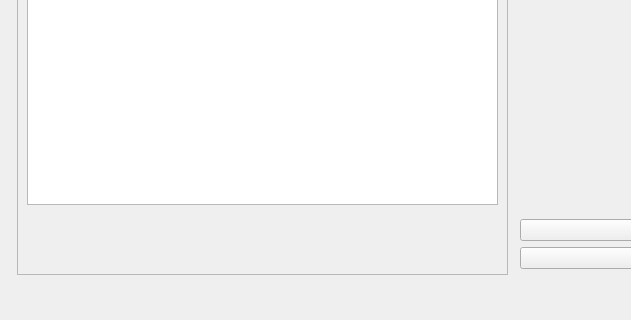
m21-cerutti/ProjetTech2019_Robot, file windows/cameraparamdialog.ui: the form before one commit; both pictures show x 0 to 631 and y 495 to 815 of the 1022 by 815 pixel window.
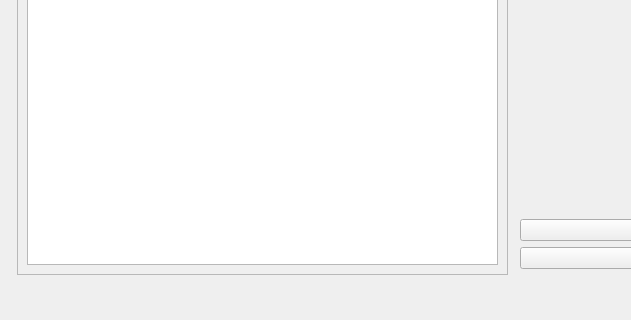
The form after the commit.

```diff
--- a/windows/cameraparamdialog.ui
+++ b/windows/cameraparamdialog.ui
@@ -158,32 +158,6 @@
          </rect>
         </property>
         <layout class="QGridLayout" name="gridLayout">
-         <item row="5" column="0">
-          <widget class="QLabel" name="print_distcoeffs">
-           <property name="sizePolicy">
-            <sizepolicy hsizetype="Fixed" vsizetype="Fixed">
-             <horstretch>0</horstretch>
-             <verstretch>0</verstretch>
-            </sizepolicy>
-           </property>
-           <property name="text">
-            <string/>
-           </property>
-          </widget>
-         </item>
-         <item row="2" column="0">
-          <widget class="QLabel" name="print_images">
-           <property name="sizePolicy">
-            <sizepolicy hsizetype="Fixed" vsizetype="Fixed">
-             <horstretch>0</horstretch>
-             <verstretch>0</verstretch>
-            </sizepolicy>
-           </property>
-           <property name="text">
-            <string/>
-           </property>
-          </widget>
-         </item>
          <item row="0" column="0">
           <widget class="QLabel" name="label_2">
            <property name="sizePolicy">
@@ -197,19 +171,6 @@
            </property>
           </widget>
          </item>
-         <item row="3" column="0">
-          <widget class="QLabel" name="print_cameramatrix">
-           <property name="sizePolicy">
-            <sizepolicy hsizetype="Fixed" vsizetype="Fixed">
-             <horstretch>0</horstretch>
-             <verstretch>0</verstretch>
-            </sizepolicy>
-           </property>
-           <property name="text">
-            <string/>
-           </property>
-          </widget>
-         </item>
          <item row="1" column="0">
           <widget class="QTextEdit" name="textEdit">
            <property name="textInteractionFlags">
```
Left out of the diff: 2 changed lines with no effect on the pictures.
